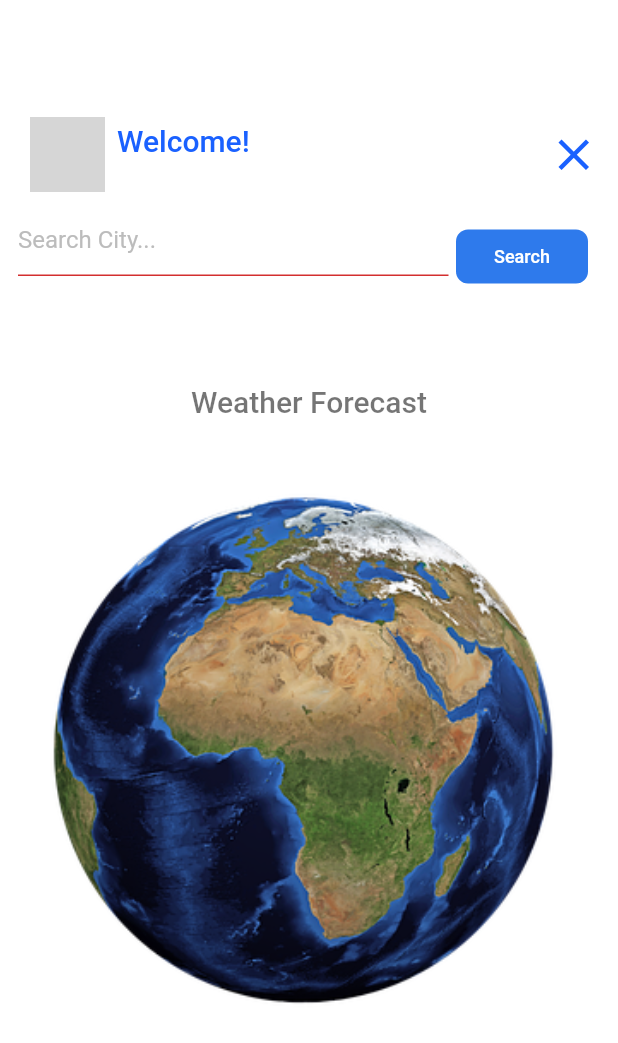
After one commit to Tapuyo/weather, a Flutter app: the MobileHomePage screen opened by its route, after a tap on the "search" icon, on a phone screen of 412 x 824 dp. The commit adds this screen. Shown: the top 1043 px of the screen. Run offline on Flutter 3.47's test engine with Material 2 defaults, Android fonts, the phone set to English and light mode, and no system bars; our stand-ins replace firebase_auth, firebase_core, flutter_hooks, font_awesome_flutter; accounts and stored records are empty; network calls fail; Roboto replaces fonts that are missing (NunitoSans); grey boxes are pictures that could not be loaded.

Commit message:
Add api call services models and provider

```diff
--- a/lib/models/weather_model.dart
+++ b/lib/models/weather_model.dart
@@ -5,10 +5,11 @@ class WeatherModel {
   final double feelsLike;
   final double tempMin;
   final double tempMax;
-  final double pressure;
-  final double humidity;
+  final int pressure;
+  final int humidity;
   final double windSpeed;
-  final double windDeg;
+  final int windDeg;
+  final String name;
 
   WeatherModel(
       this.weather,
@@ -21,5 +22,6 @@ class WeatherModel {
       this.humidity,
       this.windSpeed,
       this.windDeg,
+      this.name
   );
 }
--- a/lib/provider/weather_forecast_provider.dart
+++ b/lib/provider/weather_forecast_provider.dart
@@ -1,42 +1,30 @@
 import 'package:flutter/foundation.dart';
+import 'package:weather/models/weather_model.dart';
 
-class WeatherProvider with ChangeNotifier{
-  String dailyID = '';
+class WeatherProvider with ChangeNotifier {
   bool refresh = false;
-  DateTime selectedDate = DateTime.now();
+  String searchText = '';
 
-  DateTime  get dateSelect => selectedDate;
+  bool get isRefresh => refresh;
 
-  bool  get isRefresh => refresh;
+  String get searchString => searchText;
 
-  String  get dailyIDSelected => dailyID;
+  WeatherModel? weather;
 
-  // DailyModel?  get dailyDetails => daily;
+  WeatherModel? get weatherForecast => weather;
 
-  // List<DailyModel> get myDailyList => dailyList;
-
-  // void setDailyList(List<DailyModel> dailyListValue) {
-  //   dailyList = dailyListValue;
-  //   notifyListeners();
-  // }
-
-  void setDailyId(String value) {
-    dailyID = value;
+  void setWeather(WeatherModel value) {
+    weather = value;
     notifyListeners();
   }
 
-  // void setDailyDetails(DailyModel value) {
-  //   daily = value;
-  //   notifyListeners();
-  // }
+  void setSearchString(String value) {
+    searchText = value;
+    notifyListeners();
+  }
 
   void setRefresh(bool value) {
     refresh = value;
     notifyListeners();
   }
-
-  void setDateSelect(DateTime value) {
-    selectedDate = value;
-    notifyListeners();
-  }
 }
--- /dev/null
+++ b/lib/services/weather_services.dart
@@ -0,0 +1,38 @@
+// ignore_for_file: use_build_context_synchronously
+
+import 'dart:convert';
+import 'package:flutter/material.dart';
+import 'package:provider/provider.dart';
+import 'package:http/http.dart' as http;
+import 'package:weather/models/weather_model.dart';
+import 'package:weather/provider/weather_forecast_provider.dart';
+
+abstract class DailyServices {
+  static Future<void> getWeatherDetails(
+      BuildContext context, String seachString) async {
+    print('call api');
+    final weatherProvider = context.read<WeatherProvider>();
+    weatherProvider.setRefresh(true);
+    final response = await http.get(Uri.parse(
+        'https://api.openweathermap.org/data/2.5/weather?q=$seachString&APPID=35f974a83d7227d07a862cb36b7c313c'));
+    var jsondata = json.decode(response.body);
+
+    if (jsondata['weather'] != null) {
+      WeatherModel newWeather = WeatherModel(
+          jsondata['weather'][0]['main'] ?? '',
+          jsondata['weather'][0]['description'] ?? '',
+          jsondata['main']['temp'] ?? 0,
+          jsondata['main']['feels_like'] ?? 0,
+          jsondata['main']['temp_min'] ?? 0,
+          jsondata['main']['temp_max'] ?? 0,
+          jsondata['main']['pressure'] ?? 0,
+          jsondata['main']['humidity'] ?? 0,
+          jsondata['wind']['speed'] ?? 0,
+          jsondata['wind']['deg'] ?? 0,
+          jsondata['name'] ?? '');
+      final userProvider = context.read<WeatherProvider>();
+      userProvider.setWeather(newWeather);
+    }
+    weatherProvider.setRefresh(false);
+  }
+}
--- a/lib/ui/login.dart
+++ b/lib/ui/login.dart
@@ -23,7 +23,7 @@ class _LoginPageState extends State<LoginPage> {
         mainAxisAlignment: MainAxisAlignment.center,
         // ignore: prefer_const_literals_to_create_immutables
         children: [
-          const Icon(Icons.cloud,size: 50, color: Colors.amberAccent,),
+          const Icon(Icons.cloud,size: 100, color: Colors.amberAccent,),
           const Text(
             'Weather Forecast',
             style: kTextStyletitle,
@@ -39,6 +39,7 @@ class _LoginPageState extends State<LoginPage> {
               padding: const EdgeInsets.fromLTRB(20, 20, 20, 20),
               text: 'Login with Github',
               onPressed: () {
+
                 signInWithGitHub(context);
               },
             ),
--- a/lib/ui/mobile_home_page.dart
+++ b/lib/ui/mobile_home_page.dart
@@ -5,6 +5,11 @@ import 'package:provider/provider.dart';
 import 'package:weather/drawer/drawer.dart';
 import 'package:weather/models/user_model.dart';
 import 'package:weather/provider/user_provider.dart';
+import 'package:weather/provider/weather_forecast_provider.dart';
+import 'package:weather/services/weather_services.dart';
+import 'package:weather/ui/search_result.dart';
+import 'package:weather/utils/custom_button.dart';
+import 'package:weather/utils/text_form_field.dart';
 import 'package:weather/utils/themes.dart';
 
 class MobileHomePage extends StatefulWidget {
@@ -20,6 +25,9 @@ class _MobileHomePageState extends State<MobileHomePage> {
   double scaleFactor = 1;
   bool notifnum = false;
   bool isDrawerOpen = false;
+  bool isSearchShow = false;
+
+  TextEditingController searchController = TextEditingController(text: '');
 
   @override
   Widget build(BuildContext context) {
@@ -55,16 +63,6 @@ class _MobileHomePageState extends State<MobileHomePage> {
             child: Scaffold(
                 body: Padding(
               padding: const EdgeInsets.fromLTRB(12, 70, 12, 0),
-              child: Container(
-
-                decoration: const BoxDecoration(
-                  image: DecorationImage(
-                    image: AssetImage("assets/globe.jpeg"),
-                    fit: BoxFit.cover,
-                  ),
-                ),
-                width: MediaQuery.of(context).size.width,
-                height: MediaQuery.of(context).size.height,
               child: Column(
                 children: [
                   GestureDetector(
@@ -101,19 +99,30 @@ class _MobileHomePageState extends State<MobileHomePage> {
                           children: [
                             const Text(
                               'Welcome!',
-                                style: kTextStyleSubtitle4b,
+                              style: kTextStyleHeadline6w,
                             ),
                             Text(
                               user.userName,
                               style: kTextStyleBody2b,
                             ),
                           ],
-                          )
+                        ),
+                        const Spacer(),
+                        GestureDetector(
+                            onTap: () {
+                              setState(() {
+                                isSearchShow = !isSearchShow;
+                              });
+                            },
+                            child: Icon(
+                              isSearchShow ? Icons.close : Icons.search,
+                              size: 35,
+                            ))
                       ],
                     ),
-                    )
+                  ),
+                  searchBody(),
                 ],
-                ),
               ),
             )),
           ),
@@ -122,7 +131,34 @@ class _MobileHomePageState extends State<MobileHomePage> {
     );
   }
 
-  Widget searchBody(){
-    return Column();
+  Widget searchBody() {
+    final weatherProvider = context.read<WeatherProvider>();
+    return Column(
+      children: [
+        if (isSearchShow)
+          Row(
+            children: [
+              SizedBox(
+                width: MediaQuery.of(context).size.width - 125,
+                child: CustomTextFormField(
+                    controller: searchController, hintText: 'Search City...'),
+              ),
+              Padding(
+                padding: const EdgeInsets.all(5.0),
+                child: CustomButton(
+                  borderRadius: 8,
+                  textSize: 12,
+                  padding: const EdgeInsets.fromLTRB(5, 5, 5, 5),
+                  text: 'Search',
+                  onPressed: () async {
+                    weatherProvider.setSearchString(searchController.text);
+                  },
+                ),
+              )
+            ],
+          ),
+        const SearchResult(),
+      ],
+    );
   }
 }
--- /dev/null
+++ b/lib/ui/search_result.dart
@@ -0,0 +1,308 @@
+import 'package:flutter_hooks/flutter_hooks.dart';
+import 'package:flutter/material.dart';
+import 'package:font_awesome_flutter/font_awesome_flutter.dart';
+import 'package:intl/intl.dart';
+import 'package:provider/provider.dart';
+import 'package:weather/models/weather_model.dart';
+import 'package:weather/provider/weather_forecast_provider.dart';
+import 'package:weather/services/weather_services.dart';
+import 'package:weather/utils/themes.dart';
+
+class SearchResult extends HookWidget {
+  const SearchResult({Key? key}) : super(key: key);
+
+  @override
+  Widget build(BuildContext context) {
+    final selectIndex = useState<int>(0);
+    final bool isRefresh = context.select((WeatherProvider p) => p.isRefresh);
+    final String searchString =
+        context.select((WeatherProvider p) => p.searchString);
+    final WeatherModel? weather =
+        context.select((WeatherProvider p) => p.weatherForecast);
+    String dt = DateFormat('yyyy-MM-dd').format(DateTime.now());
+    useEffect(() {
+      Future.microtask(() async {
+        await DailyServices.getWeatherDetails(context, searchString);
+      });
+      return;
+    }, [searchString]);
+
+    return weather != null
+        ? Column(children: [
+            Padding(
+              padding: const EdgeInsets.all(8.0),
+              child: ColoredBox(
+                  color: kColorDarkBlue.withOpacity(.5),
+                  child: const SizedBox(
+                    height: 2,
+                    width: 80,
+                  )),
+            ),
+            const Padding(
+              padding: EdgeInsets.all(8.0),
+              child: Text(
+                "Weather Forecast",
+                style: kTextStyleSubtitle2b,
+              ),
+            ),
+            AnimatedSwitcher(
+              duration: const Duration(milliseconds: 5),
+              child: isRefresh
+                  ? const SizedBox(
+                      height: 25,
+                      child: SizedBox(
+                          height: 25,
+                          width: 25,
+                          child: CircularProgressIndicator()))
+                  : const SizedBox.shrink(),
+            ),
+            Padding(
+              padding: const EdgeInsets.all(8.0),
+              child: Text(
+                dt.toString(),
+                style: kTextStyleSubtitle2b,
+              ),
+            ),
+            Padding(
+              padding: const EdgeInsets.all(4.0),
+              child: Text(
+                weather.name,
+                style: const TextStyle(
+                    color: kColorDarkBlue,
+                    fontSize: 22,
+                    fontWeight: FontWeight.bold),
+                textAlign: TextAlign.center,
+              ),
+            ),
+
+             Padding(
+              padding: const EdgeInsets.all(4.0),
+              child: Text(
+                weather.description,
+                style: const TextStyle(
+                    color: kColorDarkBlue,
+                    fontSize: 18,
+                    fontWeight: FontWeight.bold),
+                textAlign: TextAlign.center,
+              ),
+            ),
+             Padding(
+              padding: const EdgeInsets.all(4.0),
+              child: Text(
+                weather.weather,
+                style: const TextStyle(
+                    color: kColorDarkBlue,
+                    fontSize: 18,
+                    fontWeight: FontWeight.bold),
+                textAlign: TextAlign.center,
+              ),
+            ),
+            Padding(
+              padding: const EdgeInsets.fromLTRB(10, 20, 10, 0),
+              child: Row(
+                crossAxisAlignment: CrossAxisAlignment.center,
+                // ignore: prefer_const_literals_to_create_immutables
+                children: [
+                  GestureDetector(
+                    onTap: () {
+                      selectIndex.value = 0;
+                    },
+                    child: Stack(
+                      children: [
+                        Container(
+                          width: 100,
+                          height: 200,
+                          decoration: BoxDecoration(
+                              color: selectIndex.value == 0
+                                  ? kColorBlue
+                                  : Colors.black54,
+                              border: Border.all(
+                                color: Colors.white,
+                              ),
+                              borderRadius:
+                                  const BorderRadius.all(Radius.circular(20))),
+                        ),
+                        const Align(
+                            alignment: Alignment.topCenter,
+                            child: Padding(
+                              padding: EdgeInsets.fromLTRB(20, 20, 20, 0),
+                              child: Text('Temp'),
+                            )),
+                        Align(
+                            alignment: Alignment.topCenter,
+                            child: Padding(
+                                padding: const EdgeInsets.fromLTRB(15, 70, 15, 0),
+                                child: Icon(
+                                  weather.feelsLike < 10
+                                      ? FontAwesomeIcons.cloudRain
+                                      : FontAwesomeIcons.cloudSun,
+                                  size: 55,
+                                  color: weather.feelsLike < 10
+                                      ? Colors.grey
+                                      : Colors.amber,
+                                ))),
+                        Align(
+                            alignment: Alignment.topCenter,
+                            child: Padding(
+                              padding: const EdgeInsets.fromLTRB(0, 150, 0, 0),
+                              child: SizedBox(
+                                width: 100,
+                                child: Row(
+                                  mainAxisAlignment: MainAxisAlignment.center,
+                                  children: [
+                                    Text(
+                                      weather.temp.toString(),
+                                      style: const TextStyle(fontSize: 20),
+                                      textAlign: TextAlign.center,
+                                    ),
+                                  ],
+                                ),
+                              ),
+                            )),
+                      ],
+                    ),
+                  ),
+                  const SizedBox(
+                    width: 15,
+                  ),
+                  GestureDetector(
+                    onTap: () {
+                      selectIndex.value = 1;
+                    },
+                    child: Stack(
+                      children: [
+                        Container(
+                          width: 100,
+                          height: 200,
+                          decoration: BoxDecoration(
+                              color: selectIndex.value == 1
+                                  ? kColorBlue
+                                  : Colors.black54,
+                              border: Border.all(
+                                color: Colors.white,
+                              ),
+                              borderRadius:
+                                  const BorderRadius.all(Radius.circular(20))),
+                        ),
+                        const Align(
+                            alignment: Alignment.topCenter,
+                            child: Padding(
+                              padding: EdgeInsets.fromLTRB(20, 20, 20, 0),
+                              child: Text('Pressure'),
+                            )),
+                        Align(
+                            alignment: Alignment.topCenter,
+                            child: Padding(
+                                padding:const EdgeInsets.fromLTRB(15, 70, 15, 0),
+                                child: Icon(FontAwesomeIcons.pushed,
+                                  size: 55,
+                                  color: weather.pressure < 10
+                                      ? Colors.grey
+                                      : Colors.amber,
+                                ))),
+                        Align(
+                            alignment: Alignment.topCenter,
+                            child: Padding(
+                              padding: const EdgeInsets.fromLTRB(0, 150, 0, 0),
+                              child: SizedBox(
+                                width: 100,
+                                child: Row(
+                                  mainAxisAlignment: MainAxisAlignment.center,
+                                  children: [
+                                    Text(
+                                      weather.pressure.toString(),
+                                      style: const TextStyle(fontSize: 20),
+                                      textAlign: TextAlign.center,
+                                    ),
+                                  ],
+                                ),
+                              ),
+                            )),
+                      ],
+                    ),
+                  ),
+                   const SizedBox(
+                    width: 15,
+                  ),
+                  GestureDetector(
+                    onTap: () {
+                      selectIndex.value = 2;
+                    },
+                    child: Stack(
+                      children: [
+                        Container(
+                          width: 100,
+                          height: 200,
+                          decoration: BoxDecoration(
+                              color: selectIndex.value == 2
+                                  ? kColorBlue
+                                  : Colors.black54,
+                              border: Border.all(
+                                color: Colors.white,
+                              ),
+                              borderRadius:
+                                  const BorderRadius.all(Radius.circular(20))),
+                        ),
+                        const Align(
+                            alignment: Alignment.topCenter,
+                            child: Padding(
+                              padding: EdgeInsets.fromLTRB(20, 20, 20, 0),
+                              child: Text('Humidity'),
+                            )),
+                        Align(
+                            alignment: Alignment.topCenter,
+                            child: Padding(
+                                padding: const EdgeInsets.fromLTRB(15, 70, 15, 0),
+                                child: Icon(FontAwesomeIcons.pushed,
+                                  size: 55,
+                                  color: weather.humidity < 50
+                                      ? Colors.grey
+                                      : Colors.amber,
+                                ))),
+                        Align(
+                            alignment: Alignment.topCenter,
+                            child: Padding(
+                              padding: const EdgeInsets.fromLTRB(0, 150, 0, 0),
+                              child: SizedBox(
+                                width: 100,
+                                child: Row(
+                                  mainAxisAlignment: MainAxisAlignment.center,
+                                  children: [
+                                    Text(
+                                      weather.humidity.toString(),
+                                      style: const TextStyle(fontSize: 20),
+                                      textAlign: TextAlign.center,
+                                    ),
+                                  ],
+                                ),
+                              ),
+                            )),
+                      ],
+                    ),
+                  ),
+                ],
+              ),
+            ),
+
+          ])
+        : Column(
+          crossAxisAlignment: CrossAxisAlignment.center,
+          children: [
+            const Padding(
+              padding:  EdgeInsets.fromLTRB(0, 50, 0, 20),
+              child:  Text(
+                'Weather Forecast',
+                style: kTextStyleSubtitle4b,
+              ),
+            ),
+        Image.asset(
+          'assets/globeimg.webp',
+          width: MediaQuery.of(context).size.width,
+          height: MediaQuery.of(context).size.width,
+          fit: BoxFit.fitWidth,
+        )
+          ],
+        );
+  }
+
+}
--- /dev/null
+++ b/lib/utils/text_form_field.dart
@@ -0,0 +1,62 @@
+import 'package:flutter/material.dart';
+import 'package:weather/utils/themes.dart';
+
+class CustomTextFormField extends StatefulWidget {
+  final TextEditingController controller;
+  final String hintText;
+  final bool obscureText;
+  final bool enabled;
+  final bool suffixIconTap;
+  final String error;
+  final TextInputType keyboardType;
+
+  const CustomTextFormField({
+    Key? key,
+    required this.controller,
+    required this.hintText,
+    this.keyboardType = TextInputType.text,
+    this.obscureText = false,
+    this.enabled = true,
+    this.suffixIconTap = false,
+    this.error = '',
+  }) : super(key: key);
+
+  @override
+  _CustomTextFormFieldState createState() => _CustomTextFormFieldState();
+}
+
+class _CustomTextFormFieldState extends State<CustomTextFormField> {
+  bool? _obscureText;
+  @override
+  void initState() {
+    _obscureText = widget.obscureText;
+    super.initState();
+  }
+
+  @override
+  Widget build(BuildContext context) {
+    return TextFormField(
+      keyboardType: widget.keyboardType,
+      obscureText: _obscureText ?? false,
+      controller: widget.controller,
+      enabled: widget.enabled ?? true,
+      decoration: InputDecoration(
+        hintText: widget.hintText,
+        hintStyle: const TextStyle(
+          fontSize: 16,
+          color: Color(0xffbcbcbc),
+          fontFamily: 'NunitoSans',
+        ),
+        errorText: widget.error ?? null,
+
+      ),
+      style: const TextStyle(
+        fontSize: 16,
+        color: Color(0xff575757),
+        fontFamily: 'NunitoSans',
+      ),
+      cursorColor: kColorBlue,
+      cursorWidth: 1,
+    );
+  }
+}
--- a/lib/utils/themes.dart
+++ b/lib/utils/themes.dart
@@ -104,14 +104,14 @@ const kTextStyleSubtitle2b = TextStyle(
 
 const kTextStyleSubtitle4b = TextStyle(
    color: Colors.black54,
-  fontSize: 16,
+  fontSize: 20,
   fontWeight: FontWeight.w500,
   fontFamily: 'NunitoSans',
 );
 
 const kTextStyleBody2b = TextStyle(
   color: Colors.black,
-  fontSize: 12,
+  fontSize: 16,
   fontWeight: FontWeight.w200,
   fontFamily: 'NunitoSans',
 );
--- a/pubspec.yaml
+++ b/pubspec.yaml
@@ -48,6 +48,7 @@ dependencies:
   # The following adds the Cupertino Icons font to your application.
   # Use with the CupertinoIcons class for iOS style icons.
   cupertino_icons: ^1.0.2
+  font_awesome_flutter: ^10.4.0
 
 
 dev_dependencies:
```
Also changed, not shown: assets/emptyiamge.png (added), assets/globeimg.webp (added), pubspec.lock. Lines whose indentation alone changed are shown as unchanged.
